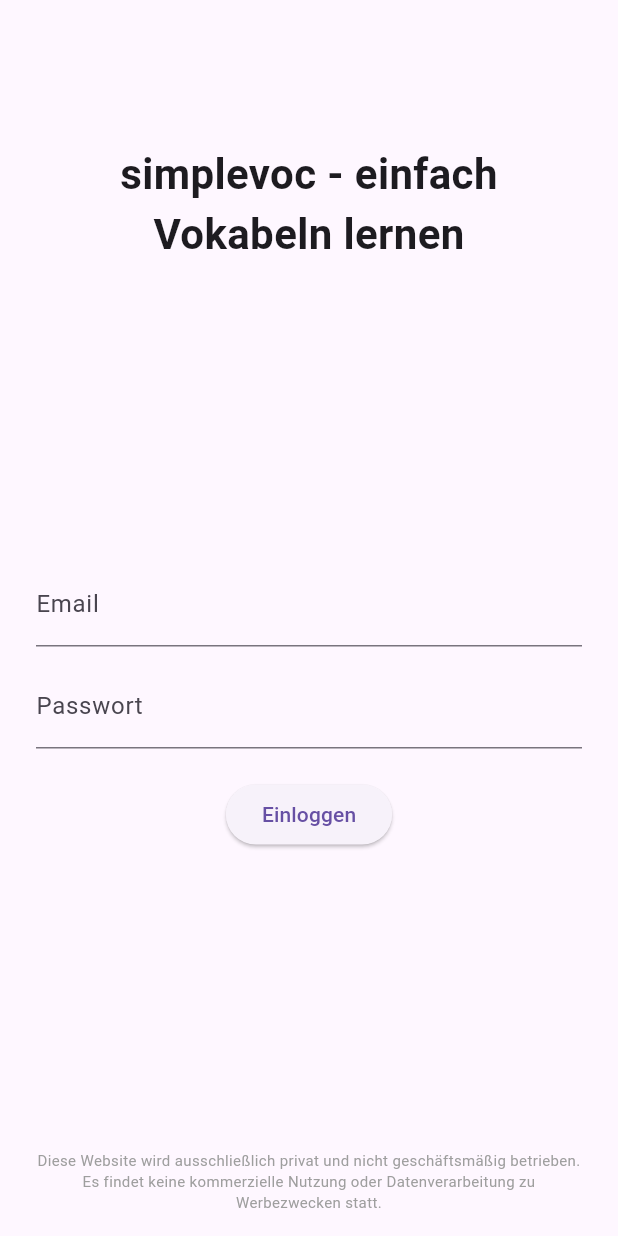
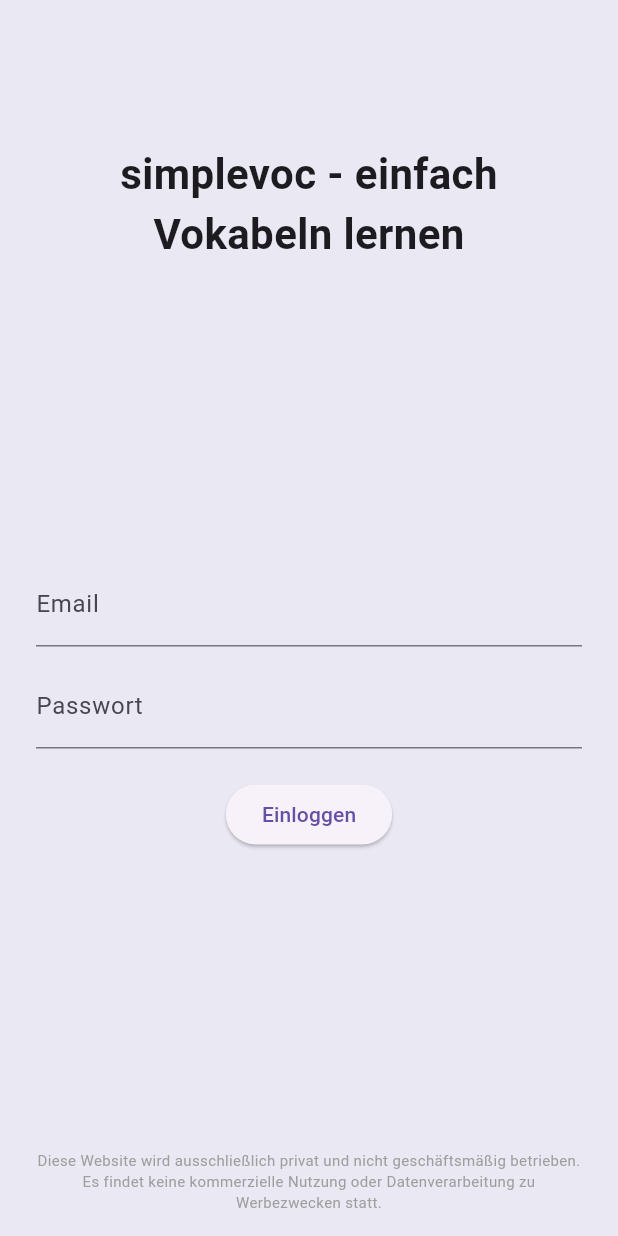
Before and after one commit to st-code-git/SimpleVocTrain, a Flutter app: the screen it shows after launch, on a phone screen of 412 x 824 dp. Run offline on Flutter 3.47's test engine with Material 3 defaults, Android fonts, the phone set to English and light mode, and no system bars; our stand-ins replace flutter_dotenv, supabase_flutter; missing offline and left inert: postgrest; accounts and stored records are empty.

Commit message:
changed bg color, some cleanup

```diff
--- a/simple_voc_train/lib/main.dart
+++ b/simple_voc_train/lib/main.dart
@@ -16,12 +16,10 @@ final GlobalKey<NavigatorState> navigatorKey = GlobalKey<NavigatorState>();
 
 Future<void> main() async {
   WidgetsFlutterBinding.ensureInitialized();
-  await SupabaseService.instance.init(); // Initialisierung
+  await SupabaseService.instance.init();
   runApp(
-    // 2. Provider Setup um die App wickeln
     MultiProvider(
       providers: [
-        // Hier wird der Service erstellt UND sofort die Lade-Methode gestartet
         ChangeNotifierProvider(
           create: (_) => LanguageService()..loadLanguages(),
         ),
@@ -30,7 +28,6 @@ Future<void> main() async {
     ),
   );
 }
-
 
 class MyApp extends StatefulWidget {
   const MyApp({super.key});
@@ -45,14 +42,13 @@ class _MyAppState extends State<MyApp> {
   void initState() {
     super.initState();
 
-    // 2. Der Listener für den Invite-Link
     Supabase.instance.client.auth.onAuthStateChange.listen((data) {
       final AuthChangeEvent event = data.event;
 
       print("Auth State changed: $event");
 
       if (event == AuthChangeEvent.passwordRecovery) {
-        // Schiebt die Passwort-Seite über alles andere drüber
+
         navigatorKey.currentState?.pushNamed('/update-password-page');
       }
 
@@ -73,11 +69,18 @@ class _MyAppState extends State<MyApp> {
   Widget build(BuildContext context) {
     return MaterialApp(
       title: 'Vokabel Trainer',
-      navigatorKey: navigatorKey, // <--- Nicht vergessen!
+      theme: ThemeData(
+        scaffoldBackgroundColor: const Color.fromARGB(255, 234, 232, 243),
+        appBarTheme: const AppBarTheme(
+          backgroundColor: Color.fromARGB(255, 234, 232, 243),
+          foregroundColor: Color.fromARGB(255, 0, 0, 0),
+        ),
+      ),
+      navigatorKey: navigatorKey,
 
-      // 3. Hier definierst du alle Routen
+      // Routes
       routes: {
-        '/': (context) => const AuthGate(), // Startpunkt ist die Weiche
+        '/': (context) => const AuthGate(),
         '/home': (context) => const VocabularyTrainerScreen(),
         '/login': (context) => const LoginPage(),
         '/update-password-page': (context) => const PasswordResetScreen(),
@@ -87,29 +90,27 @@ class _MyAppState extends State<MyApp> {
   }
 }
 
-// 4. Das AuthGate Widget (Die Weiche)
+
 class AuthGate extends StatelessWidget {
   const AuthGate({super.key});
 
   @override
   Widget build(BuildContext context) {
-    // Wir fragen direkt beim Stream ab, damit es sich live aktualisiert
     return StreamBuilder<AuthState>(
       stream: Supabase.instance.client.auth.onAuthStateChange,
       builder: (context, snapshot) {
 
-        // Noch am Laden? Zeige Ladekreis
+        // Loading circle
         if (snapshot.connectionState == ConnectionState.waiting) {
           return const Scaffold(body: Center(child: CircularProgressIndicator()));
         }
 
-        // Haben wir eine Session?
         final session = snapshot.data?.session;
 
         if (session != null) {
-          return const VocabularyTrainerScreen(); // Eingeloggt -> Home
+          return const VocabularyTrainerScreen(); //Logged in
         } else {
-          return const LoginPage(); // Ausgeloggt -> Login
+          return const LoginPage(); //Logged out
         }
       },
     );
--- a/simple_voc_train/lib/models/app_language.dart
+++ b/simple_voc_train/lib/models/app_language.dart
@@ -14,7 +14,6 @@ class AppLanguage {
   @override
   String toString() => label;
 
-  // WICHTIG für Dropdowns: Vergleichsoperatoren überschreiben!
   @override
   bool operator ==(Object other) {
     if (identical(this, other)) return true;
@@ -25,7 +24,6 @@ class AppLanguage {
   int get hashCode => label.hashCode;
 }
 
-// Hilfsklasse für den Transport aus der DB
 class AppLanguagesData {
   String language1;
   String language2;
```
Also changed, not shown: simple_voc_train/lib/models/vocabulary.dart (+6 -10 lines), simple_voc_train/lib/screens/login_page.dart (+2 -10 lines), simple_voc_train/lib/screens/password_reset_screen.dart (+4 -12 lines), simple_voc_train/lib/screens/settings_page.dart (+2 -8 lines), simple_voc_train/lib/screens/trainer_create_tab.dart (+18 -42 lines), simple_voc_train/lib/screens/trainer_query_tab.dart (+1 -25 lines), simple_voc_train/lib/screens/vocabulary_trainer_screen.dart (+2 -5 lines), simple_voc_train/lib/services/language_service.dart (+5 -11 lines), simple_voc_train/lib/services/supabase_service.dart (+7 -27 lines).
